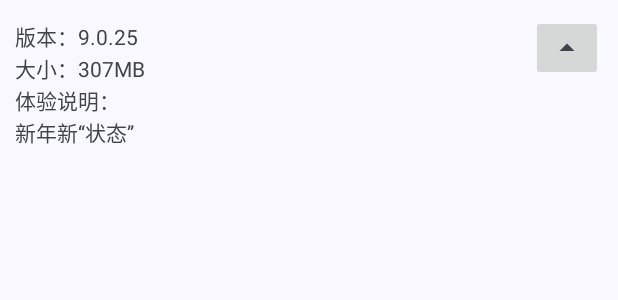
After one commit to klxiaoniu/QQVersionList, an Android app: the layout item_version_detail.xml on its own in the app's theme, with its tools: preview values and no code run, on a phone screen of 412 x 824 dp. The commit adds this screen. Shown: the top 300 px of the screen. Run offline under Robolectric (Android 15) with nearby library versions, the phone set to English and light mode, and no system bars.

Commit message:
refactor: 界面改版

```diff
--- a/app/src/main/java/com/xiaoniu/qqversionlist/util/StringUtil.kt
+++ b/app/src/main/java/com/xiaoniu/qqversionlist/util/StringUtil.kt
@@ -16,8 +16,7 @@ object StringUtil {
 
     fun String.toPrettyFormat(): String {
         return try {
-            val jsonParser = JsonParser()
-            val jsonObject = jsonParser.parse(this).asJsonObject
+            val jsonObject = JsonParser.parseString(this).asJsonObject
             val gson = GsonBuilder().setLenient().setPrettyPrinting().create()
             gson.toJson(jsonObject)
         } catch (e: Exception) {
--- /dev/null
+++ b/app/src/main/res/drawable/ic_up.xml
@@ -0,0 +1,11 @@
+<vector xmlns:android="http://schemas.android.com/apk/res/android"
+    android:width="24dp"
+    android:height="24dp"
+    android:viewportWidth="24"
+    android:viewportHeight="24">
+
+    <path
+        android:fillColor="?attr/colorControlNormal"
+        android:pathData="M7,14l5,-5 5,5z" />
+
+</vector>
--- /dev/null
+++ b/app/src/main/res/layout/item_version_detail.xml
@@ -0,0 +1,65 @@
+<?xml version="1.0" encoding="utf-8"?>
+<androidx.constraintlayout.widget.ConstraintLayout xmlns:android="http://schemas.android.com/apk/res/android"
+    xmlns:app="http://schemas.android.com/apk/res-auto"
+    xmlns:tools="http://schemas.android.com/tools"
+    android:layout_width="match_parent"
+    android:layout_height="wrap_content"
+    android:orientation="vertical"
+    android:padding="10dp">
+
+    <HorizontalScrollView
+        android:id="@+id/scroll"
+        android:layout_width="match_parent"
+        android:layout_height="wrap_content"
+        app:layout_constraintStart_toStartOf="parent"
+        app:layout_constraintTop_toTopOf="parent">
+
+        <LinearLayout
+            android:id="@+id/linear_images"
+            android:layout_width="wrap_content"
+            android:layout_height="wrap_content"
+            android:orientation="horizontal" />
+
+    </HorizontalScrollView>
+
+    <TextView
+        android:id="@+id/tv_version"
+        android:layout_width="match_parent"
+        android:layout_height="wrap_content"
+        android:layout_marginTop="3dp"
+        app:layout_constraintStart_toStartOf="parent"
+        app:layout_constraintTop_toBottomOf="@id/scroll"
+        tools:text="版本：9.0.25" />
+
+    <TextView
+        android:id="@+id/tv_size"
+        android:layout_width="wrap_content"
+        android:layout_height="wrap_content"
+        app:layout_constraintStart_toStartOf="parent"
+        app:layout_constraintTop_toBottomOf="@id/tv_version"
+        tools:text="大小：307MB" />
+
+    <TextView
+        android:id="@+id/tv_title"
+        android:layout_width="wrap_content"
+        android:layout_height="match_parent"
+        app:layout_constraintStart_toStartOf="parent"
+        app:layout_constraintTop_toBottomOf="@id/tv_size"
+        tools:text="体验说明：" />
+
+    <TextView
+        android:id="@+id/tv_desc"
+        android:layout_width="wrap_content"
+        android:layout_height="wrap_content"
+        app:layout_constraintStart_toStartOf="parent"
+        app:layout_constraintTop_toBottomOf="@id/tv_title"
+        tools:text="新年新“状态”" />
+
+    <ImageButton
+        android:id="@+id/ib_collapse"
+        android:layout_width="wrap_content"
+        android:layout_height="wrap_content"
+        android:src="@drawable/ic_up"
+        app:layout_constraintEnd_toEndOf="parent"
+        app:layout_constraintTop_toBottomOf="@id/scroll" />
+</androidx.constraintlayout.widget.ConstraintLayout>
--- a/build.gradle.kts
+++ b/build.gradle.kts
@@ -1,5 +1,5 @@
 // Top-level build file where you can add configuration options common to all sub-projects/modules.
 plugins {
     id("com.android.application") version "8.3.0" apply false
-    id("org.jetbrains.kotlin.android") version "1.9.22" apply false
+    id("org.jetbrains.kotlin.android") version "1.9.23" apply false
 }
```
Also changed, not shown: app/build.gradle.kts (+5 -3 lines), app/src/main/java/com/xiaoniu/qqversionlist/data/QQVersionBean.kt (added, +13 -0 lines), app/src/main/java/com/xiaoniu/qqversionlist/ui/MainActivity.kt (+8 -13 lines), app/src/main/java/com/xiaoniu/qqversionlist/ui/MyAdapter.kt (+85 -24 lines), app/src/main/res/drawable/ic_down.xml (added, +11 -0 lines), app/src/main/res/layout/item_version.xml (+12 -7 lines).
